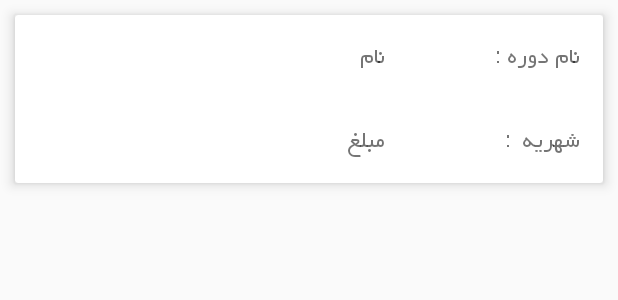
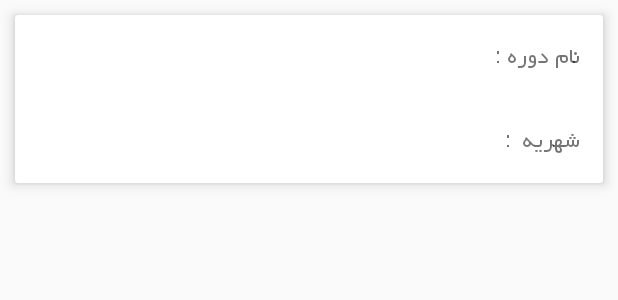
Before and after one commit to rohanimorteza/BottomNavigationTemplate, an Android app: the layout list_crs.xml on its own in the app's theme, with its tools: preview values and no code run, on a phone screen of 412 x 824 dp. Shown: the top 300 px of the screen. Run offline under Robolectric (Android 15) with nearby library versions, the phone set to English and light mode, and no system bars.

Commit message:
018 solved RTL problem in tabView of Detail student Fragment

```diff
--- a/app/src/main/java/com/example/mortrza/mybottomnavigationtemplate/ADAPTERS/CrsAdapter.java
+++ b/app/src/main/java/com/example/mortrza/mybottomnavigationtemplate/ADAPTERS/CrsAdapter.java
@@ -44,12 +44,12 @@ public class CrsAdapter extends RecyclerView.Adapter<CrsAdapter.CRSViewHolder> {
     @Override
     public void onBindViewHolder(@NonNull CRSViewHolder holder, final int position) {
 
-        holder.name.setText(CRSlist.get(position).getCourseName());
-        //holder.tuition.setText(formatter.format(Integer.parseInt(CRSlist.get(position).getCourseTuition())));
+        holder.name.setText("نام دوره : "+CRSlist.get(position).getCourseName());
+
 
         formatter = new DecimalFormat("#,###,###,###");
 
-        holder.tuition.setText(formatter.format(Integer.parseInt(CRSlist.get(position).getCourseTuition())));
+        holder.tuition.setText("شهریه : "+formatter.format(Integer.parseInt(CRSlist.get(position).getCourseTuition())));
         final Typeface tf_yekan = Typeface.createFromAsset(context.getAssets(),"byekan.ttf");
         holder.tuition.setTypeface(tf_yekan);
 
--- a/app/src/main/java/com/example/mortrza/mybottomnavigationtemplate/DefinitionActivity.java
+++ b/app/src/main/java/com/example/mortrza/mybottomnavigationtemplate/DefinitionActivity.java
@@ -4,11 +4,14 @@ import android.support.v4.app.FragmentManager;
 import android.support.v4.app.FragmentTransaction;
 import android.support.v7.app.AppCompatActivity;
 import android.os.Bundle;
+import android.view.View;
 
 import com.example.mortrza.mybottomnavigationtemplate.FRAGMENTS.DefFrgCRS;
 import com.example.mortrza.mybottomnavigationtemplate.FRAGMENTS.DefFrgEdu;
 import com.example.mortrza.mybottomnavigationtemplate.FRAGMENTS.DefFrgTCH;
 import com.example.mortrza.mybottomnavigationtemplate.FRAGMENTS.DefFrgTRM;
+
+import static android.os.Build.VERSION.SDK_INT;
 
 public class DefinitionActivity extends AppCompatActivity {
 
--- a/app/src/main/java/com/example/mortrza/mybottomnavigationtemplate/FRAGMENTS/FragmentStudentDetailRegisteredCrs.java
+++ b/app/src/main/java/com/example/mortrza/mybottomnavigationtemplate/FRAGMENTS/FragmentStudentDetailRegisteredCrs.java
@@ -21,6 +21,7 @@ import com.example.mortrza.mybottomnavigationtemplate.dbHandler;
 import java.util.ArrayList;
 import java.util.List;
 
+import static android.os.Build.VERSION.SDK_INT;
 import static com.example.mortrza.mybottomnavigationtemplate.MainActivity.Flag_called_from_crsfrg;
 import static com.example.mortrza.mybottomnavigationtemplate.dbHandler.TBL_CRS;
 import static com.example.mortrza.mybottomnavigationtemplate.dbHandler.TBL_TRM;
@@ -55,7 +56,6 @@ public class FragmentStudentDetailRegisteredCrs extends Fragment {
 
         dbh.close();
 
-
     }
 
     public  void  setupRecycler(List<Course> CourseList){
--- a/app/src/main/res/layout/fragment_std_detail.xml
+++ b/app/src/main/res/layout/fragment_std_detail.xml
@@ -67,10 +67,11 @@
 
 
     </android.support.v7.widget.CardView>
+
     <android.support.design.widget.TabLayout
         android:layout_width="match_parent"
         android:layout_height="wrap_content"
-        android:layoutDirection="rtl"
+        android:layoutDirection="ltr"
         android:id="@+id/tabs_in_detail_std_frg">
 
     </android.support.design.widget.TabLayout>
--- a/app/src/main/res/layout/list_crs.xml
+++ b/app/src/main/res/layout/list_crs.xml
@@ -19,17 +19,7 @@
             android:orientation="horizontal">
 
             <TextView
-
-                android:layout_margin="15dp"
-                android:layout_weight=".7"
-                android:layout_width="0dp"
-                android:layout_height="wrap_content"
-                android:text="نام"
-                android:textSize="18dp"
-                android:fontFamily="@font/yekan"
-                android:id="@+id/txt_listcrs_name"/>
-
-            <TextView
+                android:id="@+id/txt_listcrs_name"
                 android:fontFamily="@font/yekan"
                 android:layout_margin="15dp"
                 android:layout_weight=".3"
@@ -45,20 +35,9 @@
             android:layout_height="wrap_content"
             android:orientation="horizontal">
 
-            <TextView
-
-                android:layout_margin="15dp"
-                android:layout_weight=".7"
-                android:layout_width="0dp"
-                android:layout_height="wrap_content"
-                android:text="مبلغ"
-                android:textSize="18dp"
-                android:gravity="right"
-                android:fontFamily="@font/yekan"
-                android:id="@+id/txt_listcrs_tuition"/>
 
             <TextView
-
+                android:id="@+id/txt_listcrs_tuition"
                 android:fontFamily="@font/yekan"
                 android:layout_margin="15dp"
                 android:layout_weight=".3"
```
Also changed, not shown: app/src/main/java/com/example/mortrza/mybottomnavigationtemplate/MainActivity.java (+8 -0 lines).
